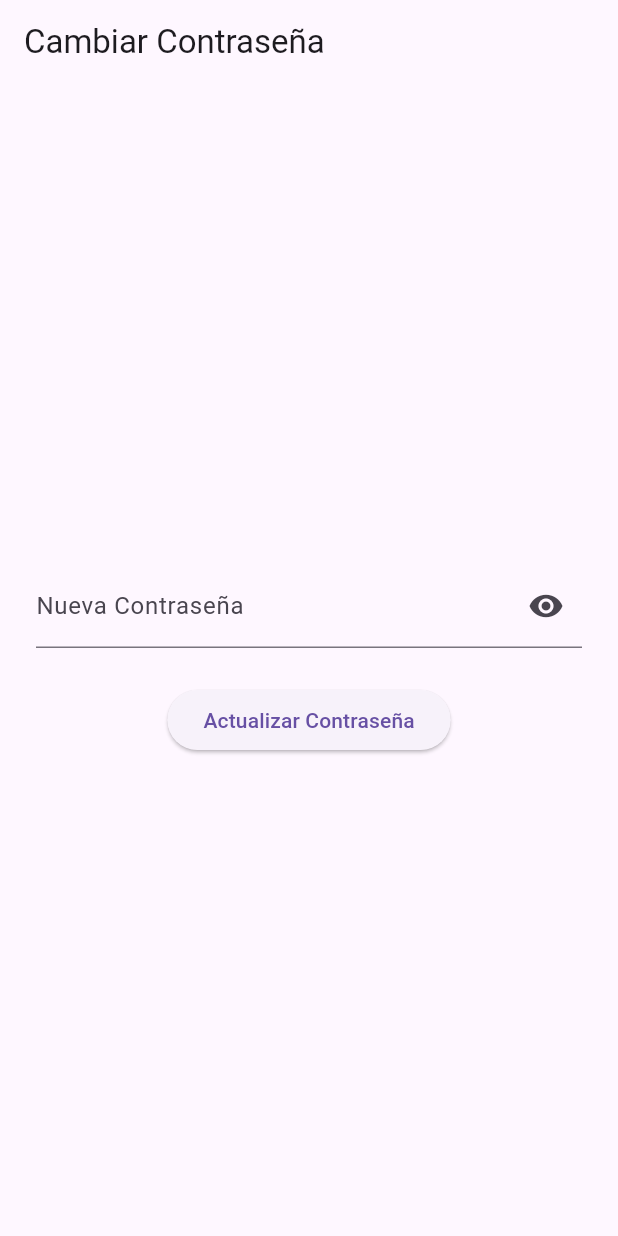
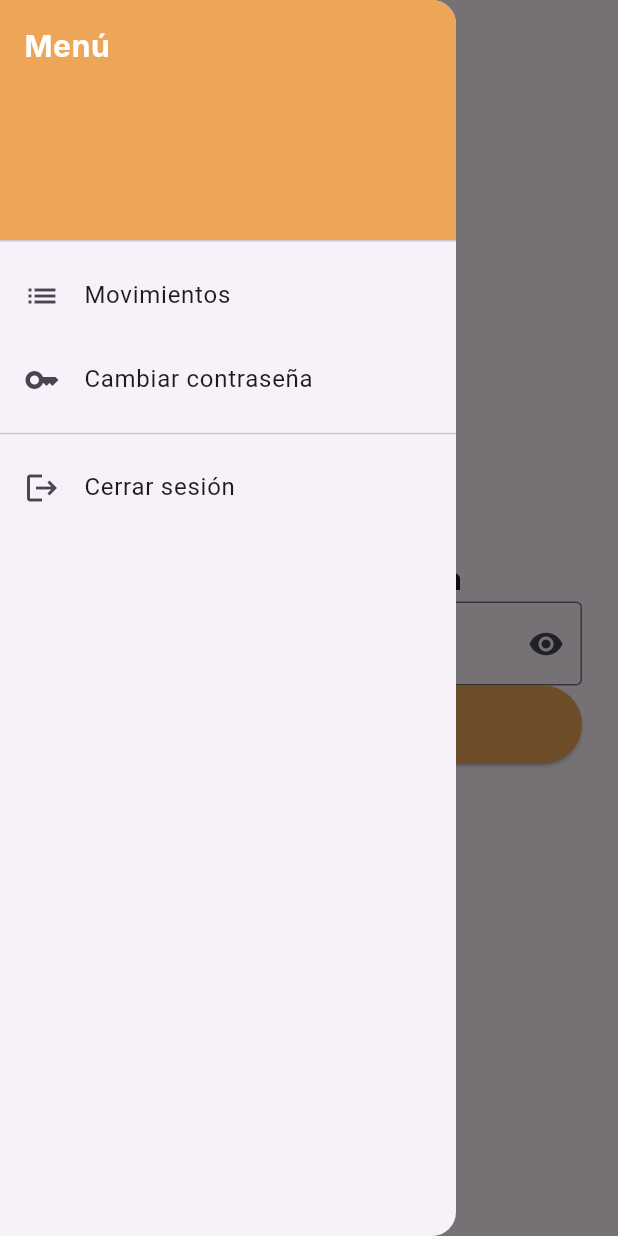
Before and after one commit to ihc-team/Project2-IHC, a Flutter app: the ChangePasswordScreen screen opened by its route, with the side drawer open (before the commit the screen has no drawer), on a phone screen of 412 x 824 dp. Run offline on Flutter 3.47's test engine with Material 3 defaults, Android fonts, the phone set to English and light mode, and no system bars; our stand-ins replace flutter_dotenv, go_router, supabase_flutter; accounts and stored records are empty; Roboto replaces fonts that are missing (Inter).

Commit message:
configure drawer (menu bar)

```diff
--- a/lib/screens/change_password_screen.dart
+++ b/lib/screens/change_password_screen.dart
@@ -1,5 +1,8 @@
 import 'package:flutter/material.dart';
 import 'package:go_router/go_router.dart';
+import 'package:presupuesto_estudiantil/design_system/app_text_style.dart';
+import 'package:presupuesto_estudiantil/design_system/color_styles.dart';
+import 'package:presupuesto_estudiantil/widgets/app_drawer.dart';
 import 'package:supabase_flutter/supabase_flutter.dart';
 import '../services/auth_service.dart';
 
@@ -61,6 +64,7 @@ class _ChangePasswordScreenState extends State<ChangePasswordScreen> {
   @override
   Widget build(BuildContext context) {
     return Scaffold(
+      drawer: AppDrawer(),
       appBar: AppBar(title: const Text('Cambiar Contraseña')),
       body: Padding(
         padding: const EdgeInsets.all(24.0),
@@ -69,12 +73,23 @@ class _ChangePasswordScreenState extends State<ChangePasswordScreen> {
           child: Column(
             mainAxisAlignment: MainAxisAlignment.center,
             children: [
+              SizedBox(
+                width: double.infinity,
+                child: Text(
+                  'Ingresa tu nueva contraseña',
+                  style: AppTextStyle.boldBodyLarge,
+                  textAlign: TextAlign.start,
+                ),
+              ),
               TextFormField(
                 controller: _passwordController,
                 obscureText: _showPassword1,
                 decoration: InputDecoration(
-                  labelText: 'Nueva Contraseña',
-                  hintText: 'Ingresa tu nueva clave',
+                  floatingLabelBehavior:
+                      FloatingLabelBehavior
+                          .never, // para evitar que el placeholder suba arriba del borde
+                  border: OutlineInputBorder(),
+                  hintText: 'password123',
                   suffixIcon: IconButton(
                     icon: Icon(
                       _showPassword1 ? Icons.visibility_off : Icons.visibility,
@@ -89,33 +104,15 @@ class _ChangePasswordScreenState extends State<ChangePasswordScreen> {
                             ? 'Minimo 6 caracteres'
                             : null,
               ),
-              // TextFormField(
-              //   controller: _passwordController,
-              //   obscureText: _showPassword2,
-              //   decoration: InputDecoration(
-              //     labelText: 'Confirmar Contraseña',
-              //     hintText: 'Ingresa la misma contraseña',
-              //     suffixIcon: IconButton(
-              //       icon: Icon(
-              //         _showPassword2 ? Icons.visibility_off : Icons.visibility,
-              //       ),
-              //       onPressed:
-              //           () => setState(() => _showPassword2 = !_showPassword2),
-              //     ),
-              //   ),
-              //   validator:
-              //       (val) =>
-              //           val == null || val.length < 6
-              //               ? 'Minimo 6 caracteres'
-              //               : null,
-              // ),
-              const SizedBox(height: 24),
-              _isLoading
-                  ? const CircularProgressIndicator()
-                  : ElevatedButton(
-                    onPressed: _handleChangePassword,
-                    child: const Text('Actualizar Contraseña'),
-                  ),
+              ElevatedButton(
+                onPressed: _handleChangePassword,
+                style: ElevatedButton.styleFrom(
+                  backgroundColor: ColorStyles.primaryBase,
+                  foregroundColor: Colors.white,
+                  minimumSize: const Size(double.infinity, 52),
+                ),
+                child: const Text('Actualizar Contraseña'),
+              ),
             ],
           ),
         ),
--- a/lib/screens/home_screen.dart
+++ b/lib/screens/home_screen.dart
@@ -11,7 +11,7 @@ class HomeScreen extends StatelessWidget {
   @override
   Widget build(BuildContext context) {
     return Scaffold(
-      //El "SafeArea" ayuda a que el contenido se muestre correctamente en cualquier dispositivo
+      //El SafeArea ayuda a que el contenido se muestre correctamente en cualquier dispositivo
       //sin tapar ningun elemento importante de la pantalla
       body: SafeArea(
         child: Padding(
--- a/lib/screens/login_screen.dart
+++ b/lib/screens/login_screen.dart
@@ -145,7 +145,6 @@ class _LoginScreenState extends State<LoginScreen> {
                   ),
                 ),
 
-                const SizedBox(height: 24),
                 ElevatedButton(
                   onPressed: _handleLogin,
                   style: ElevatedButton.styleFrom(
--- a/lib/screens/reset_password_screen.dart
+++ b/lib/screens/reset_password_screen.dart
@@ -1,5 +1,6 @@
 import 'package:flutter/material.dart';
 import 'package:go_router/go_router.dart';
+import 'package:presupuesto_estudiantil/widgets/app_drawer.dart';
 import 'package:supabase_flutter/supabase_flutter.dart';
 import '../services/auth_service.dart';
 
@@ -60,6 +61,7 @@ class _ResetPasswordScreenState extends State<ResetPasswordScreen> {
   Widget build(BuildContext context) {
     return Scaffold(
       appBar: AppBar(title: const Text('Recuperar Contraseña')),
+      drawer: AppDrawer(),
       body: Padding(
         padding: const EdgeInsets.all(24.0),
         child: Form(
--- /dev/null
+++ b/lib/widgets/app_drawer.dart
@@ -0,0 +1,56 @@
+import 'package:flutter/material.dart';
+import 'package:go_router/go_router.dart';
+import '../services/auth_service.dart';
+import 'package:presupuesto_estudiantil/design_system/spacing_tokens.dart';
+import 'package:presupuesto_estudiantil/design_system/app_text_style.dart';
+import 'package:presupuesto_estudiantil/design_system/color_styles.dart';
+
+class AppDrawer extends StatelessWidget {
+  const AppDrawer({super.key});
+
+  @override
+  Widget build(BuildContext context) {
+    return Drawer(
+      child: ListView(
+        padding: EdgeInsets.zero,
+        children: [
+          DrawerHeader(
+            decoration: BoxDecoration(color: ColorStyles.primaryBase),
+            child: Text(
+              'Menú',
+              style: AppTextStyle.boldBodyLarge.copyWith(
+                color: ColorStyles.textInverse,
+              ),
+            ),
+          ),
+          ListTile(
+            leading: const Icon(Icons.list),
+            title: const Text('Movimientos'),
+            onTap: () {
+              Navigator.pop(context); // cierra el drawer
+              context.go('/movements');
+            },
+          ),
+          ListTile(
+            leading: const Icon(Icons.key),
+            title: const Text('Cambiar contraseña'),
+            onTap: () {
+              Navigator.pop(context);
+              context.go('/change-password');
+            },
+          ),
+          const Divider(),
+          ListTile(
+            leading: const Icon(Icons.logout),
+            title: const Text('Cerrar sesión'),
+            onTap: () async {
+              Navigator.pop(context);
+              await AuthService().signOut();
+              if (context.mounted) context.go('/');
+            },
+          ),
+        ],
+      ),
+    );
+  }
+}
```
Also changed, not shown: lib/screens/movements_screen.dart (+3 -83 lines).
